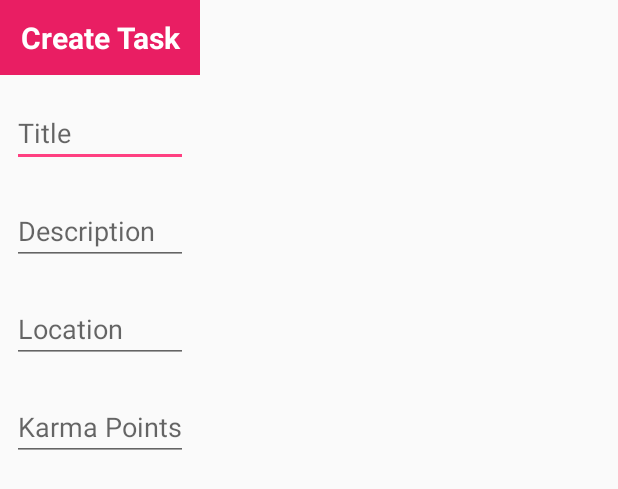
After one commit to OneGoodSamaritan/lend-a-hand, an Android app: the layout dialog_karma.xml on its own in the app's theme, with its tools: preview values and no code run, on a phone screen of 412 x 824 dp. The commit adds this screen. Shown: the top 489 px of the screen. Run offline under Robolectric (Android 15) with nearby library versions, the phone set to English and light mode, and no system bars.

Commit message:
Implemented Create Task Flow.

```diff
--- a/app/src/main/java/onegoodsamaritan/lendahand/KarmaActivity.java
+++ b/app/src/main/java/onegoodsamaritan/lendahand/KarmaActivity.java
@@ -21,7 +21,6 @@ public class KarmaActivity extends BaseActivity {
         fab.setOnClickListener(new View.OnClickListener() {
             @Override
             public void onClick(View view) {
-                AddTaskDialog addTaskDialog = new AddTaskDialog(getApplicationContext());
 //                addTaskDialog.show();
             }
         });
--- /dev/null
+++ b/app/src/main/res/layout/dialog_karma.xml
@@ -0,0 +1,56 @@
+<?xml version="1.0" encoding="utf-8"?>
+<LinearLayout xmlns:android="http://schemas.android.com/apk/res/android"
+    android:layout_width="wrap_content"
+    android:layout_height="wrap_content"
+    android:orientation="vertical">
+
+    <TextView
+        android:layout_width="match_parent"
+        android:layout_height="50dp"
+        android:background="#E91E63"
+        android:gravity="center"
+        android:text="Create Task"
+        android:textColor="@android:color/white"
+        android:textSize="20sp"
+        android:textStyle="bold" />
+
+    <EditText
+        android:id="@+id/dialog_title"
+        android:layout_width="match_parent"
+        android:layout_height="wrap_content"
+        android:layout_marginBottom="16dp"
+        android:layout_marginLeft="8dp"
+        android:layout_marginRight="8dp"
+        android:layout_marginTop="16dp"
+        android:hint="Title" />
+
+    <EditText
+        android:id="@+id/dialog_description"
+        android:layout_width="match_parent"
+        android:layout_height="wrap_content"
+        android:layout_marginBottom="16dp"
+        android:layout_marginLeft="8dp"
+        android:layout_marginRight="8dp"
+        android:layout_marginTop="4dp"
+        android:hint="Description" />
+
+    <EditText
+        android:id="@+id/dialog_location"
+        android:layout_width="match_parent"
+        android:layout_height="wrap_content"
+        android:layout_marginBottom="16dp"
+        android:layout_marginLeft="8dp"
+        android:layout_marginRight="8dp"
+        android:layout_marginTop="4dp"
+        android:hint="Location" />
+
+    <EditText
+        android:id="@+id/dialog_karma"
+        android:layout_width="match_parent"
+        android:layout_height="wrap_content"
+        android:layout_marginBottom="8dp"
+        android:layout_marginLeft="8dp"
+        android:layout_marginRight="8dp"
+        android:layout_marginTop="4dp"
+        android:hint="Karma Points" />
+</LinearLayout>
```
Also changed, not shown: app/src/main/java/onegoodsamaritan/lendahand/AddTaskDialog.java (+63 -9 lines), app/src/main/java/onegoodsamaritan/lendahand/TaskFeedActivity.java (+23 -20 lines), app/src/main/java/onegoodsamaritan/lendahand/models/Task.java (+25 -36 lines), app/src/main/java/onegoodsamaritan/lendahand/models/User.java (+6 -54 lines).
